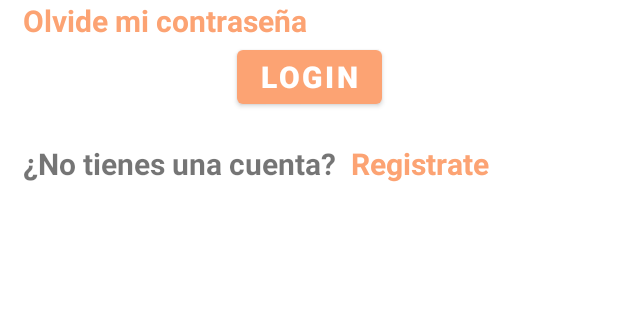
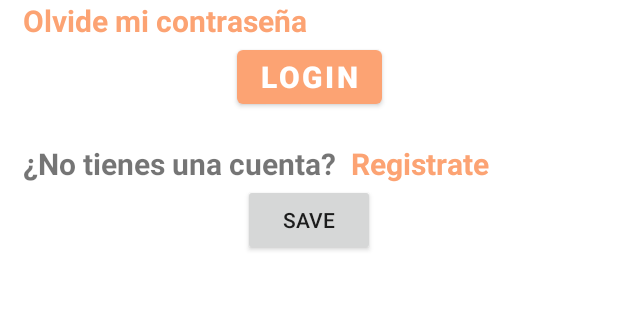
Before and after one commit to JessicaPC/pawfect_proyecto, an Android app: the screen it shows after launch (LoginActivity), on a phone screen of 412 x 824 dp, the part 486-806 px from its top. Run offline under Robolectric (Android 15) with nearby library versions, the phone set to English and light mode, and no system bars; our stand-ins replace Firebase (no records; nobody signed in at launch, a user with empty details on screens opened directly).

```diff
--- a/app/src/main/java/com/example/pawfect/ui/home/HomeFragment.kt
+++ b/app/src/main/java/com/example/pawfect/ui/home/HomeFragment.kt
@@ -11,9 +11,11 @@ import androidx.recyclerview.widget.StaggeredGridLayoutManager
 import com.example.pawfect.R
 import com.example.pawfect.databinding.FragmentHomeBinding
 import com.example.pawfect.model.Animal
+import com.google.firebase.firestore.FirebaseFirestore
 
 class HomeFragment : Fragment() {
     private lateinit var binding : FragmentHomeBinding
+
     override fun onCreate(savedInstanceState: Bundle?) {
         super.onCreate(savedInstanceState)
     }
@@ -48,4 +50,7 @@ class HomeFragment : Fragment() {
             Animal("Gato4", R.drawable.cat4_img)
         )
     }
+
+
+
 }
--- a/app/src/main/res/layout/activity_login.xml
+++ b/app/src/main/res/layout/activity_login.xml
@@ -119,6 +119,16 @@
         />
 
 
+    <Button
+        android:id="@+id/caca"
+        android:layout_width="wrap_content"
+        android:layout_height="wrap_content"
+        app:layout_constraintStart_toStartOf="parent"
+        app:layout_constraintEnd_toEndOf="parent"
+        app:layout_constraintTop_toBottomOf="@id/txt_no_account"
+        android:text="Save"
+        />
+
 
 
 </androidx.constraintlayout.widget.ConstraintLayout>
```
Also changed, not shown: app/src/main/java/com/example/pawfect/ui/LoginActivity.kt (+31 -0 lines), app/src/main/java/com/example/pawfect/ui/RegisterActivity.kt (+12 -3 lines), app/src/main/java/com/example/pawfect/ui/profile/ProfileFragment.kt (+29 -0 lines), 82 other files.
